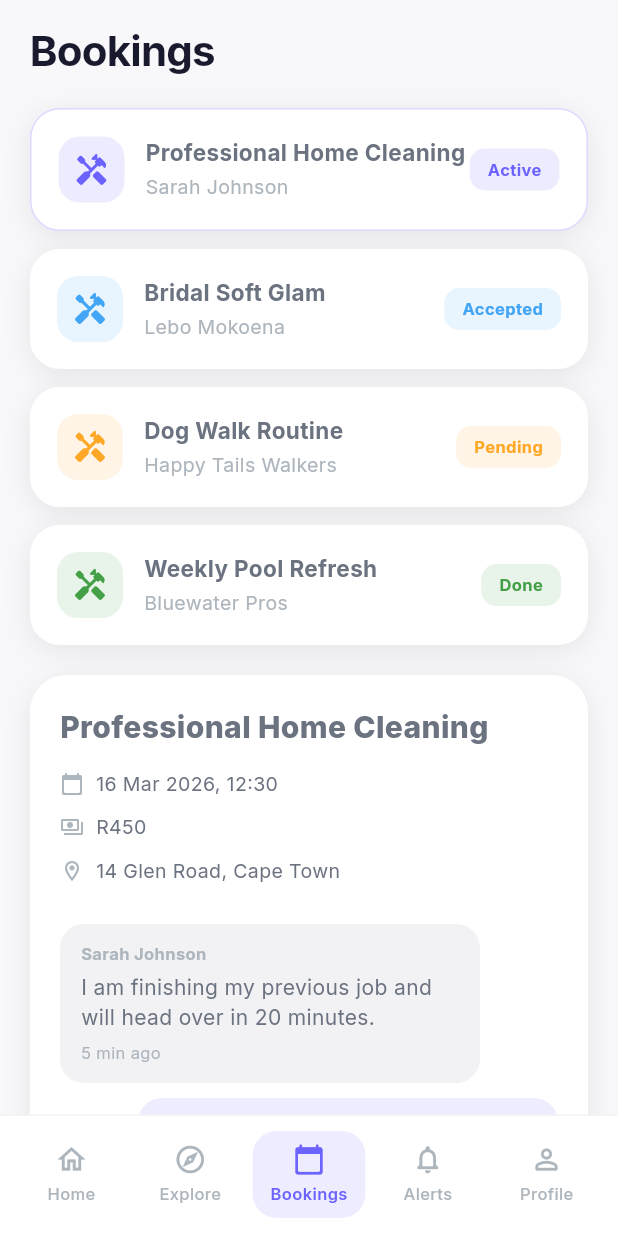
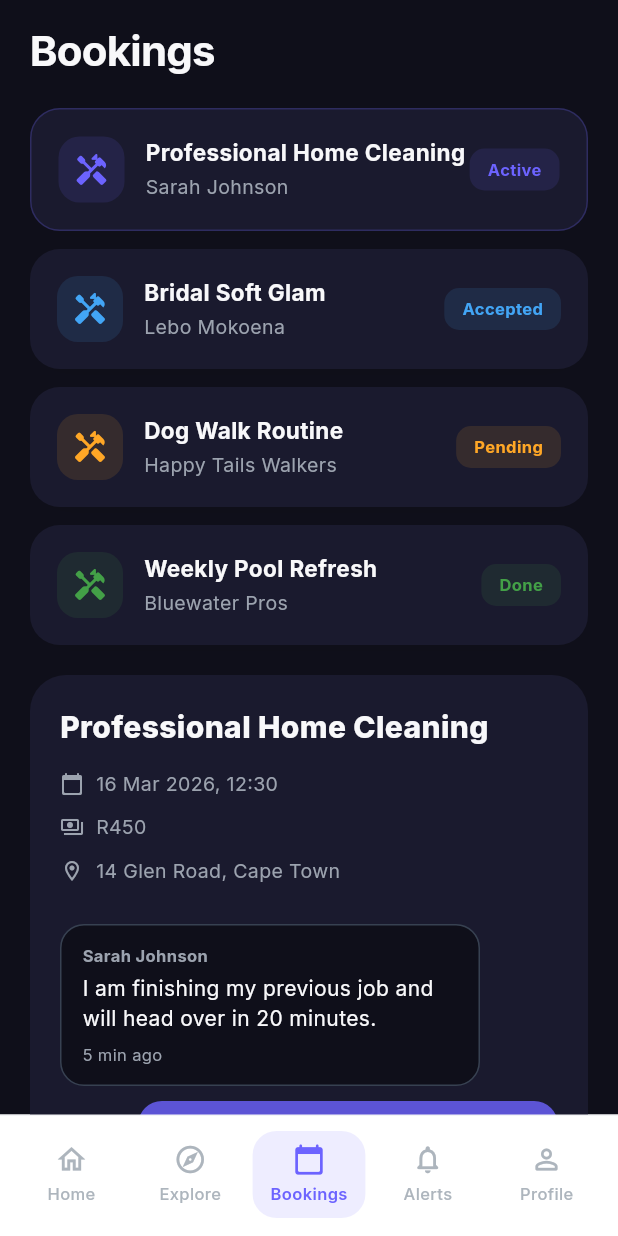
Before and after one commit to ano4l/ServeHub, a Flutter app: the BookingsScreen screen opened by its route, on a phone screen of 412 x 824 dp. Run offline on Flutter 3.47's test engine with Material 3 defaults, Android fonts, the light colour scheme and no system bars; our stand-ins replace dio, flutter_riverpod, flutter_secure_storage, go_router, google_fonts; missing offline and left inert: stomp_dart_client; accounts and stored records are empty; network calls fail.

Commit message:
feat: implement dark mode theme for bookings and profile screens
🎨 Dark Mode Implementation:
- Update bookings screen with dark background, surface, and text colors
- Apply consistent dark theme to profile screen components
- Use AppColors.darkBackground, darkSurface, and darkTextPrimary
- Maintain visual hierarchy with proper contrast ratios

📱 Mobile UI Enhancements:
- Update chat message bubbles with dark mode colors
- Enhance action chips and input fields for dark theme
- Apply dark mode to meta rows and status indicators
- Preserve existing UI interactions and animations

🔧 Technical Changes:
- Add soft shadow definitions for dark theme consistency
- Update container decorations and text styles
- Maintain backward compatibility with existing features

```diff
--- a/mobile/lib/features/booking/presentation/bookings_screen.dart
+++ b/mobile/lib/features/booking/presentation/bookings_screen.dart
@@ -3,6 +3,14 @@ import 'package:flutter_riverpod/flutter_riverpod.dart';
 import 'package:serveify/core/demo/customer_demo_data.dart';
 import 'package:serveify/core/network/api_client.dart';
 import 'package:serveify/core/theme/app_theme.dart';
+
+const _softShadow = [
+  BoxShadow(
+    color: Color(0x0A000000),
+    blurRadius: 20,
+    offset: Offset(0, 4),
+  ),
+];
 
 final _bookingsProvider = FutureProvider<List<Map<String, dynamic>>>((ref) async {
   final dio = ref.read(dioProvider);
@@ -52,7 +60,7 @@ class _BookingsScreenState extends ConsumerState<BookingsScreen> {
     final bookingsAsync = ref.watch(_bookingsProvider);
 
     return Scaffold(
-      backgroundColor: AppColors.background,
+      backgroundColor: AppColors.darkBackground,
       body: RefreshIndicator(
         color: AppColors.accent,
         onRefresh: () async => ref.invalidate(_bookingsProvider),
@@ -72,7 +80,7 @@ class _BookingsScreenState extends ConsumerState<BookingsScreen> {
                     bottom: false,
                     child: Padding(
                       padding: const EdgeInsets.fromLTRB(20, 16, 20, 0),
-                      child: Text('Bookings', style: Theme.of(context).textTheme.headlineMedium),
+                      child: Text('Bookings', style: Theme.of(context).textTheme.headlineMedium?.copyWith(color: AppColors.darkTextPrimary)),
                     ),
                   ),
                 ),
@@ -98,7 +106,7 @@ class _BookingsScreenState extends ConsumerState<BookingsScreen> {
                     padding: const EdgeInsets.fromLTRB(20, 8, 20, 28),
                     child: Container(
                       decoration: BoxDecoration(
-                        color: AppColors.surface,
+                        color: AppColors.darkSurface,
                         borderRadius: BorderRadius.circular(24),
                         boxShadow: _softShadow,
                       ),
@@ -109,7 +117,7 @@ class _BookingsScreenState extends ConsumerState<BookingsScreen> {
                           children: [
                             Text(
                               selected['service']?.toString() ?? 'Booking',
-                              style: const TextStyle(fontWeight: FontWeight.w800, fontSize: 20),
+                              style: const TextStyle(fontWeight: FontWeight.w800, fontSize: 20, color: AppColors.darkTextPrimary),
                             ),
                             const SizedBox(height: 14),
                             _MetaRow(icon: Icons.calendar_today_rounded, text: _formatDate(selected['scheduledAt']?.toString() ?? '')),
@@ -123,12 +131,13 @@ class _BookingsScreenState extends ConsumerState<BookingsScreen> {
                                 width: double.infinity,
                                 padding: const EdgeInsets.all(16),
                                 decoration: BoxDecoration(
-                                  color: AppColors.surfaceAlt,
+                                  color: AppColors.darkBackground,
                                   borderRadius: BorderRadius.circular(16),
+                                  border: Border.all(color: AppColors.darkBorder),
                                 ),
                                 child: const Text(
                                   'No messages yet for this booking.',
-                                  style: TextStyle(color: AppColors.textMuted),
+                                  style: TextStyle(color: AppColors.darkTextSecondary),
                                 ),
                               )
                             else
@@ -143,8 +152,9 @@ class _BookingsScreenState extends ConsumerState<BookingsScreen> {
                                         constraints: const BoxConstraints(maxWidth: 280),
                                         padding: const EdgeInsets.symmetric(horizontal: 14, vertical: 12),
                                         decoration: BoxDecoration(
-                                          color: own ? AppColors.accentLight : AppColors.surfaceAlt,
+                                          color: own ? AppColors.accent.withValues(alpha: 0.8) : AppColors.darkBackground,
                                           borderRadius: BorderRadius.circular(16),
+                                          border: own ? null : Border.all(color: AppColors.darkBorder),
                                         ),
                                         child: Column(
                                           crossAxisAlignment: CrossAxisAlignment.start,
@@ -154,15 +164,20 @@ class _BookingsScreenState extends ConsumerState<BookingsScreen> {
                                               style: const TextStyle(
                                                 fontSize: 11,
                                                 fontWeight: FontWeight.w700,
-                                                color: AppColors.textMuted,
+                                                color: AppColors.darkTextSecondary,
                                               ),
                                             ),
                                             const SizedBox(height: 4),
-                                            Text(message['text']?.toString() ?? ''),
+                                            Text(
+                                              message['text']?.toString() ?? '',
+                                              style: TextStyle(
+                                                color: own ? Colors.white : AppColors.darkTextPrimary,
+                                              ),
+                                            ),
                                             const SizedBox(height: 6),
                                             Text(
                                               message['time']?.toString() ?? '',
-                                              style: const TextStyle(fontSize: 11, color: AppColors.textMuted),
+                                              style: const TextStyle(fontSize: 11, color: AppColors.darkTextSecondary),
                                             ),
                                           ],
                                         ),
@@ -183,20 +198,21 @@ class _BookingsScreenState extends ConsumerState<BookingsScreen> {
                                 return ActionChip(
                                   label: Text(text),
                                   onPressed: () => _messageController.text = text,
-                                  backgroundColor: AppColors.surfaceAlt,
+                                  backgroundColor: AppColors.darkBackground,
                                   labelStyle: const TextStyle(
-                                    color: AppColors.textSecondary,
+                                    color: AppColors.darkTextSecondary,
                                     fontWeight: FontWeight.w600,
                                   ),
-                                  side: BorderSide.none,
+                                  side: BorderSide(color: AppColors.darkBorder),
                                 );
                               }).toList(),
                             ),
                             const SizedBox(height: 12),
                             Container(
                               decoration: BoxDecoration(
-                                color: AppColors.surfaceAlt,
+                                color: AppColors.darkBackground,
                                 borderRadius: BorderRadius.circular(16),
+                                border: Border.all(color: AppColors.darkBorder),
                               ),
                               child: Row(
                                 children: [
@@ -259,7 +275,7 @@ class _BookingCard extends StatelessWidget {
       onTap: onTap,
       child: Ink(
         decoration: BoxDecoration(
-          color: AppColors.surface,
+          color: AppColors.darkSurface,
           borderRadius: BorderRadius.circular(20),
           border: selected ? Border.all(color: AppColors.accent.withValues(alpha: 0.24)) : null,
           boxShadow: _softShadow,
@@ -286,12 +302,12 @@ class _BookingCard extends StatelessWidget {
                       booking['service']?.toString() ?? 'Service',
                       maxLines: 1,
                       overflow: TextOverflow.ellipsis,
-                      style: const TextStyle(fontWeight: FontWeight.w700, fontSize: 15),
+                      style: const TextStyle(fontWeight: FontWeight.w700, fontSize: 15, color: AppColors.darkTextPrimary),
                     ),
                     const SizedBox(height: 3),
                     Text(
                       booking['provider']?.toString() ?? 'Provider',
-                      style: const TextStyle(color: AppColors.textMuted, fontSize: 13),
+                      style: const TextStyle(color: AppColors.darkTextSecondary, fontSize: 13),
                     ),
                   ],
                 ),
@@ -327,12 +343,12 @@ class _MetaRow extends StatelessWidget {
       padding: const EdgeInsets.only(bottom: 10),
       child: Row(
         children: [
-          Icon(icon, size: 16, color: AppColors.textMuted),
+          Icon(icon, size: 16, color: AppColors.darkTextSecondary),
           const SizedBox(width: 8),
           Expanded(
             child: Text(
               text,
-              style: const TextStyle(color: AppColors.textSecondary, fontSize: 13),
+              style: const TextStyle(color: AppColors.darkTextSecondary, fontSize: 13),
             ),
           ),
         ],
@@ -371,11 +387,3 @@ String _formatDate(String value) {
     return value;
   }
 }
-
-const _softShadow = <BoxShadow>[
-  BoxShadow(
-    color: Color(0x14000000),
-    blurRadius: 16,
-    offset: Offset(0, 4),
-  ),
-];
```
Also changed, not shown: mobile/lib/features/profile/presentation/profile_screen.dart (+24 -24 lines).
